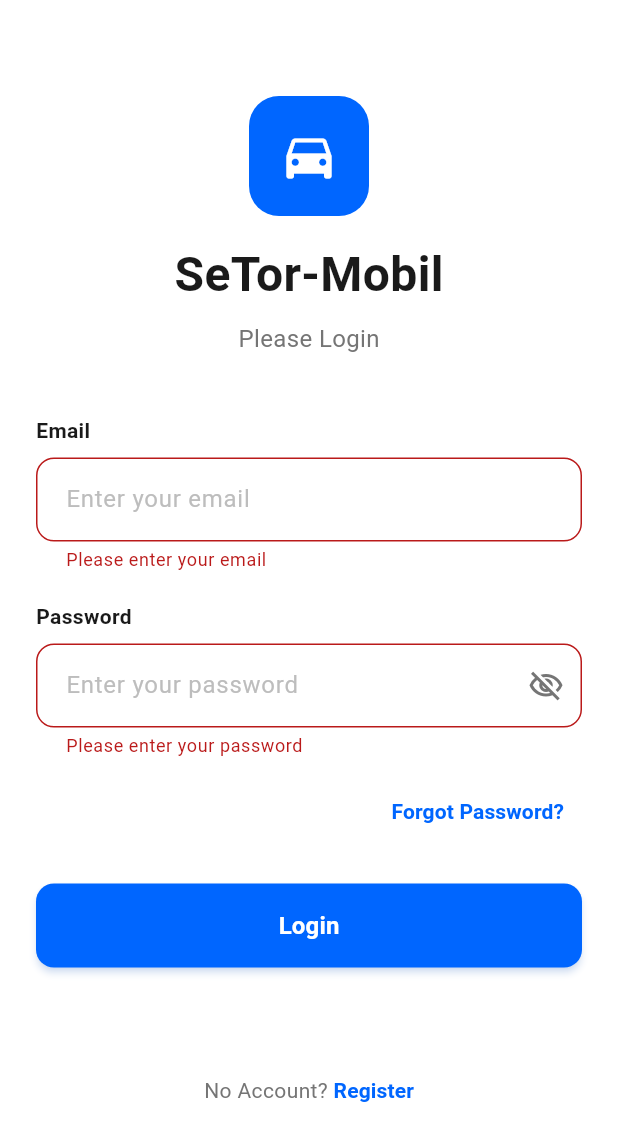
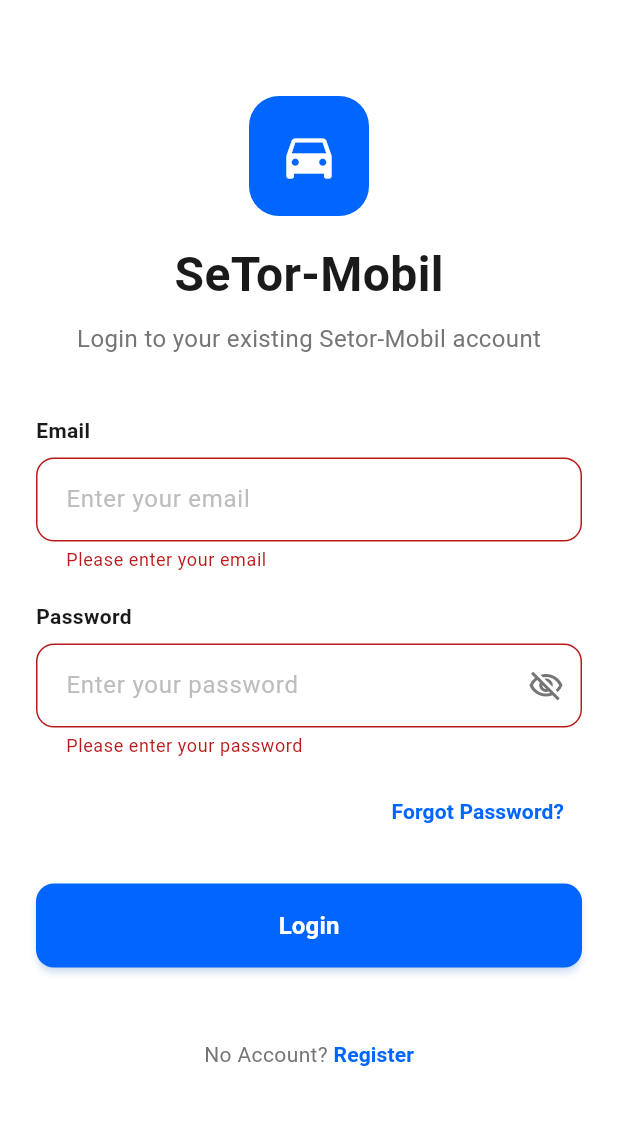
Before and after one commit to PeterAjaaa/Setor-Mobil, a Flutter app: the screen it shows after launch, after a tap on "Login", on a phone screen of 412 x 824 dp. Shown: the top 1141 px of the screen. Run offline on Flutter 3.47's test engine with Material 3 defaults, Android fonts, the phone set to English and light mode, and no system bars; our stand-ins replace flutter_secure_storage.

Commit message:
Implement login system integration. Change some user-facing labels. Change email validation to HTML5 spec regex. Change password minimum length to 8 characters long. Remove unused code comment.

```diff
--- a/lib/screens/auth/login_screen.dart
+++ b/lib/screens/auth/login_screen.dart
@@ -1,10 +1,13 @@
 import 'package:flutter/material.dart';
+import 'package:flutter_secure_storage/flutter_secure_storage.dart';
+import 'dart:convert';
+import 'package:http/http.dart' as http;
 import 'package:setor_mobil/screens/auth/forgotpass_screen.dart';
 import 'package:setor_mobil/screens/auth/register_screen.dart';
 import 'package:setor_mobil/screens/page/home_screen.dart';
 
 class LoginScreen extends StatefulWidget {
-  const LoginScreen({Key? key}) : super(key: key);
+  const LoginScreen({super.key});
 
   @override
   State<LoginScreen> createState() => _LoginScreenState();
@@ -14,8 +17,14 @@ class _LoginScreenState extends State<LoginScreen> {
   final _formKey = GlobalKey<FormState>();
   final _emailController = TextEditingController();
   final _passwordController = TextEditingController();
+  final _storage = const FlutterSecureStorage();
+
   bool _obscurePassword = true;
   bool _isLoading = false;
+
+  final emailRegex = RegExp(
+    r"^[a-zA-Z0-9.!#$%&'*+\/=?^_`{|}~-]+@[a-zA-Z0-9](?:[a-zA-Z0-9-]{0,61}[a-zA-Z0-9])?(?:\.[a-zA-Z0-9](?:[a-zA-Z0-9-]{0,61}[a-zA-Z0-9])?)*$",
+  );
 
   @override
   void dispose() {
@@ -28,26 +37,48 @@ class _LoginScreenState extends State<LoginScreen> {
     if (_formKey.currentState!.validate()) {
       setState(() => _isLoading = true);
 
-      // TODO: Implement API call
-      await Future.delayed(const Duration(seconds: 2));
+      try {
+        final response = await http.post(
+          Uri.parse('https://api.intracrania.com/login'),
+          headers: {'Content-Type': 'application/json'},
+          body: jsonEncode({
+            'email': _emailController.text.trim(),
+            'password': _passwordController.text,
+          }),
+        );
 
-      setState(() => _isLoading = false);
+        final data = jsonDecode(response.body);
 
-      if (mounted) {
-        Navigator.pushReplacement(
-          context,
-          MaterialPageRoute(builder: (context) => HomeScreen()),
+        if (response.statusCode == 200 && data['status'] == 200) {
+          await _storage.write(key: 'token', value: data['data']['token']);
+
+          if (!mounted) return;
+
+          Navigator.pushReplacement(
+            context,
+            MaterialPageRoute(builder: (context) => const HomeScreen()),
+          );
+        } else {
+          if (!mounted) return;
+          ScaffoldMessenger.of(context).showSnackBar(
+            SnackBar(
+              content: Text(data['message'] ?? 'Login failed'),
+              backgroundColor: Colors.red,
+            ),
+          );
+        }
+      } catch (e) {
+        if (!mounted) return;
+        ScaffoldMessenger.of(context).showSnackBar(
+          SnackBar(content: Text('Error: $e'), backgroundColor: Colors.red),
         );
+      } finally {
+        if (mounted) {
+          setState(() => _isLoading = false);
+        }
       }
     }
   }
-
-  //Google Sign In
-  // Future<void> _handleGoogleLogin() async {
-  //   ScaffoldMessenger.of(context).showSnackBar(
-  //     const SnackBar(content: Text('Google Sign In coming soon!')),
-  //   );
-  // }
 
   void _navigateToRegister() {
     Navigator.push(
@@ -76,7 +107,6 @@ class _LoginScreenState extends State<LoginScreen> {
               crossAxisAlignment: CrossAxisAlignment.stretch,
               children: [
                 const SizedBox(height: 40),
-
                 Center(
                   child: Column(
                     children: [
@@ -104,7 +134,7 @@ class _LoginScreenState extends State<LoginScreen> {
                       ),
                       const SizedBox(height: 8),
                       Text(
-                        'Please Login',
+                        'Login to your existing Setor-Mobil account',
                         style: TextStyle(fontSize: 16, color: Colors.grey[600]),
                       ),
                     ],
@@ -157,11 +187,8 @@ class _LoginScreenState extends State<LoginScreen> {
                         if (value == null || value.isEmpty) {
                           return 'Please enter your email';
                         }
-                        if (!value.contains('@')) {
-                          return 'Email is not valid';
-                        }
-                        if (!value.endsWith('@gmail.com')) {
-                          return 'Email is not valid';
+                        if (!emailRegex.hasMatch(value)) {
+                          return 'Please enter a valid email address';
                         }
                         return null;
                       },
@@ -228,8 +255,8 @@ class _LoginScreenState extends State<LoginScreen> {
                         if (value == null || value.isEmpty) {
                           return 'Please enter your password';
                         }
-                        if (value.length < 6) {
-                          return 'Password must be at least 6 characters long';
+                        if (value.length < 8) {
+                          return 'Password must be at least 8 characters long';
                         }
                         return null;
                       },
@@ -264,7 +291,9 @@ class _LoginScreenState extends State<LoginScreen> {
                       backgroundColor: const Color(0xFF0066FF),
                       foregroundColor: Colors.white,
                       elevation: 2,
-                      shadowColor: const Color(0xFF0066FF).withOpacity(0.3),
+                      shadowColor: const Color(
+                        0xFF0066FF,
+                      ).withValues(alpha: 0.3),
                       shape: RoundedRectangleBorder(
                         borderRadius: BorderRadius.circular(12),
                       ),
@@ -288,52 +317,7 @@ class _LoginScreenState extends State<LoginScreen> {
                   ),
                 ),
 
-                const SizedBox(height: 24),
-
-                // Row(
-                //   children: [
-                //     Expanded(child: Divider(color: Colors.grey[300])),
-                //     Padding(
-                //       padding: const EdgeInsets.symmetric(horizontal: 16),
-                //       child: Text(
-                //         'or',
-                //         style: TextStyle(
-                //           color: Colors.grey[600],
-                //           fontSize: 14,
-                //         ),
-                //       ),
-                //     ),
-                //     Expanded(child: Divider(color: Colors.grey[300])),
-                //   ],
-                // ),
-                const SizedBox(height: 24),
-
-                // SizedBox(
-                //   height: 56,
-                //   child: OutlinedButton.icon(
-                //     onPressed: _handleGoogleLogin,
-                //     icon: Image.network(
-                //       'https://www.google.com/favicon.ico',
-                //       width: 20,
-                //       height: 20,
-                //     ),
-                //     label: const Text(
-                //       'Masuk dengan Google',
-                //       style: TextStyle(
-                //         fontSize: 16,
-                //         fontWeight: FontWeight.w600,
-                //         color: Color(0xFF1A1A1A),
-                //       ),
-                //     ),
-                //     style: OutlinedButton.styleFrom(
-                //       side: BorderSide(color: Colors.grey[300]!, width: 2),
-                //       shape: RoundedRectangleBorder(
-                //         borderRadius: BorderRadius.circular(12),
-                //       ),
-                //     ),
-                //   ),
-                // ),
-                const SizedBox(height: 24),
+                const SizedBox(height: 48),
 
                 Row(
                   mainAxisAlignment: MainAxisAlignment.center,
```
